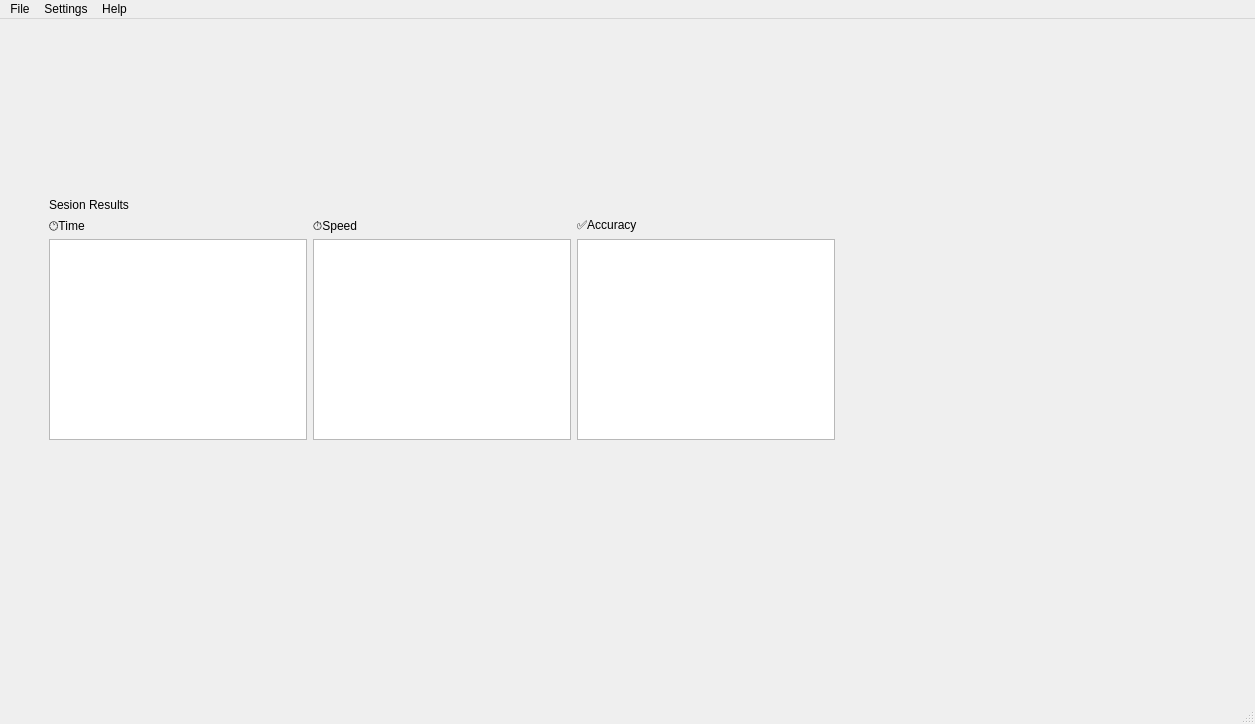
Old version of the form TypingTrainer_10/mainwindow.ui in the repository matskomarina03-web/qt-labs.
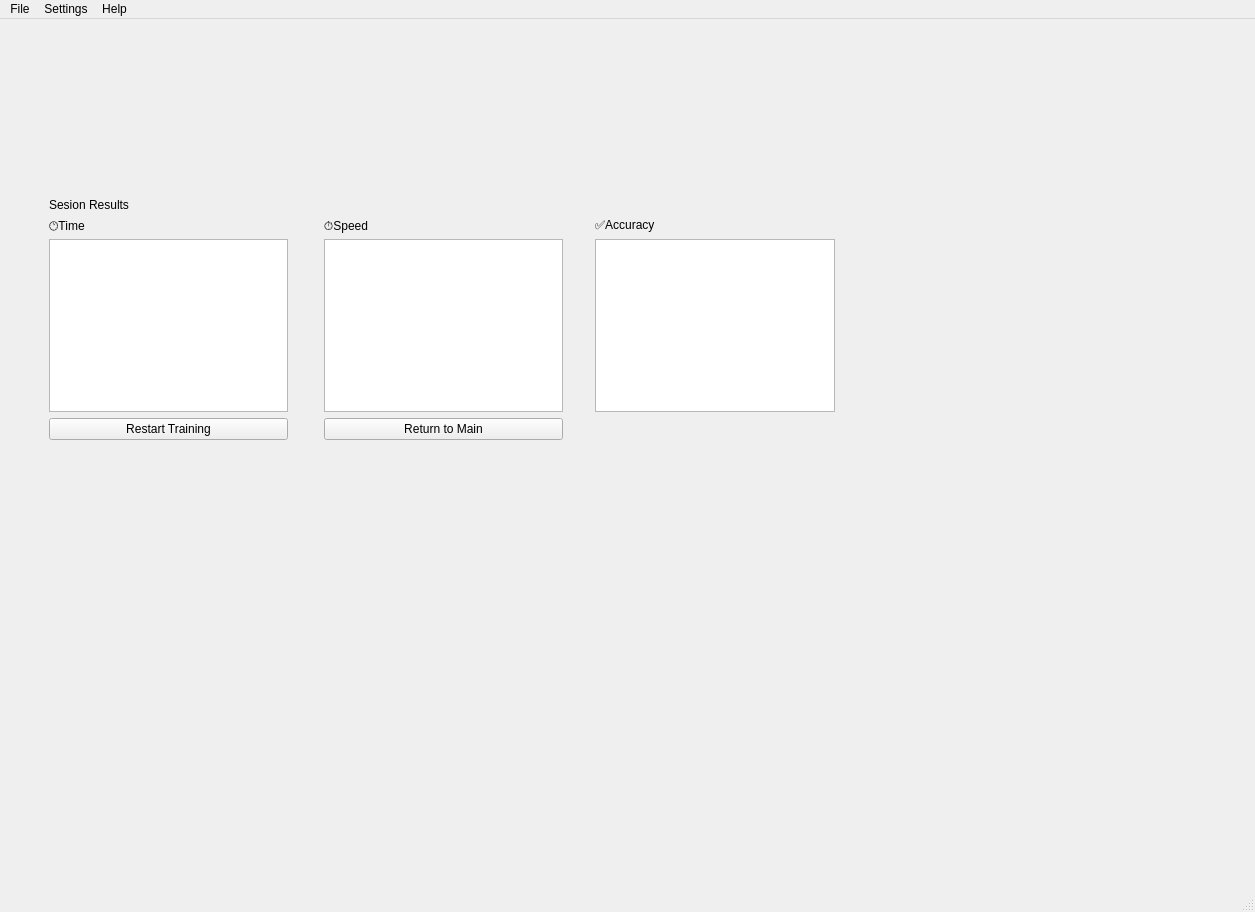
New version of the form. The open tabs and pages were chosen to show the change. Icons and pictures are not drawn.

```diff
--- a/TypingTrainer_10/mainwindow.ui
+++ b/TypingTrainer_10/mainwindow.ui
@@ -10,7 +10,7 @@
     <x>0</x>
     <y>0</y>
     <width>1255</width>
-    <height>724</height>
+    <height>912</height>
    </rect>
   </property>
   <property name="sizePolicy">
@@ -144,6 +144,32 @@
             </item>
            </layout>
           </item>
+          <item>
+           <spacer name="verticalSpacer_3">
+            <property name="orientation">
+             <enum>Qt::Orientation::Vertical</enum>
+            </property>
+            <property name="sizeHint" stdset="0">
+             <size>
+              <width>20</width>
+              <height>40</height>
+             </size>
+            </property>
+           </spacer>
+          </item>
+          <item>
+           <spacer name="verticalSpacer_4">
+            <property name="orientation">
+             <enum>Qt::Orientation::Vertical</enum>
+            </property>
+            <property name="sizeHint" stdset="0">
+             <size>
+              <width>20</width>
+              <height>40</height>
+             </size>
+            </property>
+           </spacer>
+          </item>
          </layout>
         </item>
        </layout>
@@ -677,23 +703,6 @@
              </item>
             </layout>
            </item>
-           <item>
-            <widget class="QComboBox" name="lessonComboBox"/>
-           </item>
-           <item>
-            <widget class="QPushButton" name="btntest">
-             <property name="text">
-              <string>test</string>
-             </property>
-            </widget>
-           </item>
-           <item>
-            <widget class="QPushButton" name="btnStart">
-             <property name="text">
-              <string>start</string>
-             </property>
-            </widget>
-           </item>
            <item>
             <widget class="QPushButton" name="reloadButton">
              <property name="text">
@@ -709,7 +718,11 @@
             </widget>
            </item>
            <item>
-            <widget class="QTextEdit" name="textDisplayArea_2"/>
+            <widget class="QPushButton" name="finishButton">
+             <property name="text">
+              <string>Finish</string>
+             </property>
+            </widget>
            </item>
            <item>
             <layout class="QVBoxLayout" name="verticalLayout_9"/>
@@ -745,23 +758,17 @@
           <layout class="QHBoxLayout" name="horizontalLayout_5">
            <item>
             <layout class="QGridLayout" name="gridLayout_4">
+             <item row="4" column="2">
+              <layout class="QGridLayout" name="gridLayout_2"/>
+             </item>
              <item row="1" column="2">
-              <widget class="QLabel" name="labelAccuracy">
-               <property name="sizePolicy">
-                <sizepolicy hsizetype="Maximum" vsizetype="Maximum">
-                 <horstretch>0</horstretch>
-                 <verstretch>0</verstretch>
-                </sizepolicy>
-               </property>
-               <property name="layoutDirection">
-                <enum>Qt::LayoutDirection::LeftToRight</enum>
-               </property>
+              <widget class="QLabel" name="labelSpeed">
                <property name="text">
-                <string>✅Accuracy</string>
+                <string>⏱️Speed</string>
                </property>
               </widget>
              </item>
-             <item row="0" column="0" colspan="3">
+             <item row="0" column="0" colspan="5">
               <widget class="QLabel" name="labelSessionTitle">
                <property name="text">
                 <string>Sesion Results</string>
@@ -769,10 +776,7 @@
               </widget>
              </item>
              <item row="2" column="2">
-              <widget class="QTextEdit" name="textResultsAccuracy"/>
-             </item>
-             <item row="2" column="1">
-              <widget class="QTextEdit" name="textResultsSpeed"/>
+              <widget class="QTextEdit" name="resultSpeed"/>
              </item>
              <item row="1" column="0">
               <widget class="QLabel" name="labelTime">
@@ -781,15 +785,71 @@
                </property>
               </widget>
              </item>
-             <item row="1" column="1">
-              <widget class="QLabel" name="labelSpeed">
+             <item row="3" column="1">
+              <spacer name="horizontalSpacer">
+               <property name="orientation">
+                <enum>Qt::Orientation::Horizontal</enum>
+               </property>
+               <property name="sizeHint" stdset="0">
+                <size>
+                 <width>40</width>
+                 <height>20</height>
+                </size>
+               </property>
+              </spacer>
+             </item>
+             <item row="1" column="4">
+              <widget class="QLabel" name="labelAccuracy">
+               <property name="sizePolicy">
+                <sizepolicy hsizetype="Maximum" vsizetype="Maximum">
+                 <horstretch>0</horstretch>
+                 <verstretch>0</verstretch>
+                </sizepolicy>
+               </property>
+               <property name="layoutDirection">
+                <enum>Qt::LayoutDirection::LeftToRight</enum>
+               </property>
                <property name="text">
-                <string>⏱️Speed</string>
+                <string>✅Accuracy</string>
                </property>
               </widget>
              </item>
+             <item row="3" column="2">
+              <layout class="QHBoxLayout" name="horizontalLayout_8">
+               <item>
+                <widget class="QPushButton" name="returnButton">
+                 <property name="text">
+                  <string>Return to Main</string>
+                 </property>
+                </widget>
+               </item>
+              </layout>
+             </item>
+             <item row="2" column="4">
+              <widget class="QTextEdit" name="resultAccuracy"/>
+             </item>
+             <item row="3" column="0">
+              <widget class="QPushButton" name="restartButton">
+               <property name="text">
+                <string>Restart Training</string>
+               </property>
+              </widget>
+             </item>
+             <item row="2" column="3">
+              <spacer name="verticalSpacer_5">
+               <property name="orientation">
+                <enum>Qt::Orientation::Vertical</enum>
+               </property>
+               <property name="sizeHint" stdset="0">
+                <size>
+                 <width>20</width>
+                 <height>40</height>
+                </size>
+               </property>
+              </spacer>
+             </item>
              <item row="2" column="0">
-              <widget class="QTextEdit" name="textResultsOther"/>
+              <widget class="QTextEdit" name="resultTime"/>
              </item>
             </layout>
            </item>
```
